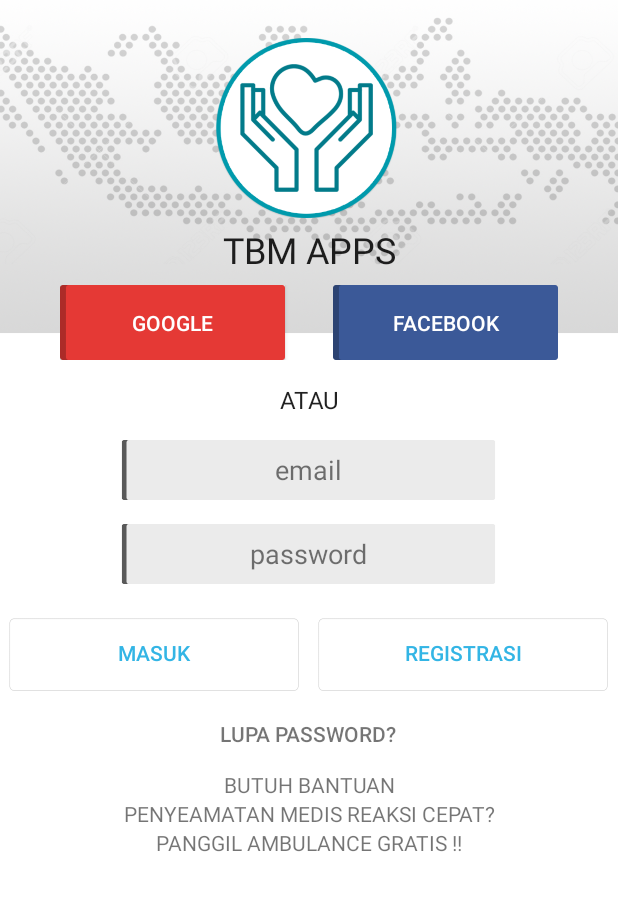
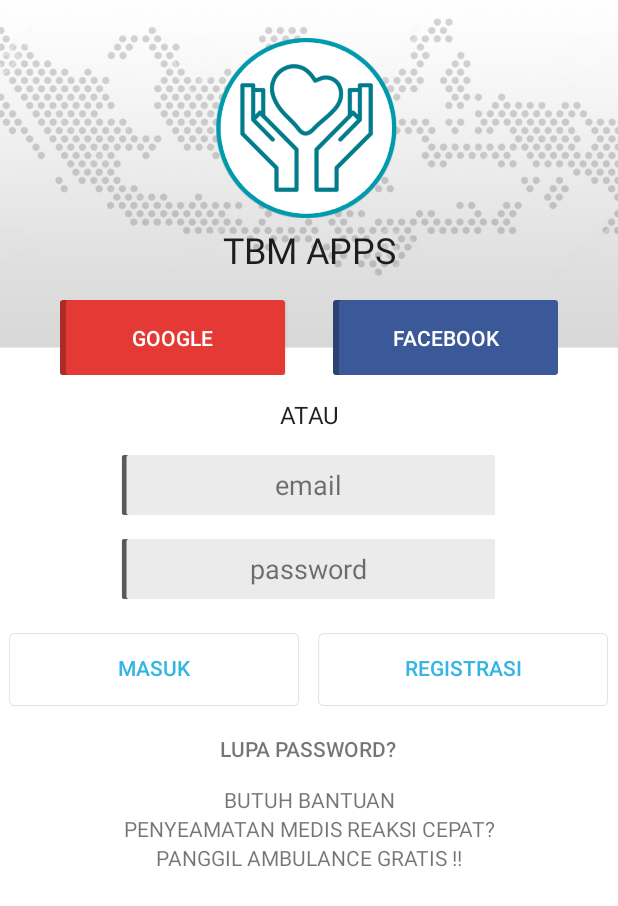
Before and after one commit to iqbalpakeh/medical-emergency-app, an Android app: the SignInActivity screen opened directly, with no data from a screen before it, on a phone screen of 412 x 824 dp. Shown: the top 906 px of the screen. Run offline under Robolectric (Android 15) with nearby library versions, the phone set to English and light mode, and no system bars; our stand-ins replace Firebase (no records; nobody signed in at launch, a user with empty details on screens opened directly); 1 statement that could not run was skipped.

Commit message:
Minor bug fix

```diff
--- a/Client/EmergencyMedicalTeam/app/src/main/java/com/progremastudio/emergencymedicalteam/SignUpActivity.java
+++ b/Client/EmergencyMedicalTeam/app/src/main/java/com/progremastudio/emergencymedicalteam/SignUpActivity.java
@@ -45,7 +45,7 @@
         mEmailField = (EditText) findViewById(R.id.email_field);
         mPasswordField = (EditText) findViewById(R.id.password_field);
         mDisplayNameField = (EditText) findViewById(R.id.display_name_field);
-        mPhoneNumberField = (EditText) findViewById(R.id.phone_field);
+        mPhoneNumberField = (EditText) findViewById(R.id.phone_number_field);
 
         Button signUpButton = (Button) findViewById(R.id.sign_up_button);
         signUpButton.setOnClickListener(new View.OnClickListener() {
--- a/Client/EmergencyMedicalTeam/app/src/main/res/layout/activity_signin.xml
+++ b/Client/EmergencyMedicalTeam/app/src/main/res/layout/activity_signin.xml
@@ -16,12 +16,11 @@
 
             <FrameLayout
                 android:layout_width="match_parent"
-                android:layout_height="wrap_content"
-                android:layout_weight="1.29">
+                android:layout_height="wrap_content">
 
                 <ImageView
                     android:layout_width="match_parent"
-                    android:layout_height="230dp"
+                    android:layout_height="240dp"
                     android:background="@drawable/indonesia_background" />
 
                 <ImageView
@@ -53,7 +52,7 @@
                     android:layout_height="wrap_content"
                     android:layout_gravity="center"
                     android:orientation="horizontal"
-                    android:paddingTop="190dp">
+                    android:paddingTop="200dp">
 
                     <Button
                         android:id="@+id/google_sign_in_button"
--- a/Client/EmergencyMedicalTeam/app/src/main/res/layout/activity_signup.xml
+++ b/Client/EmergencyMedicalTeam/app/src/main/res/layout/activity_signup.xml
@@ -20,7 +20,7 @@
 
                 <ImageView
                     android:layout_width="match_parent"
-                    android:layout_height="230dp"
+                    android:layout_height="240dp"
                     android:background="@drawable/indonesia_background" />
 
                 <ImageView
```
